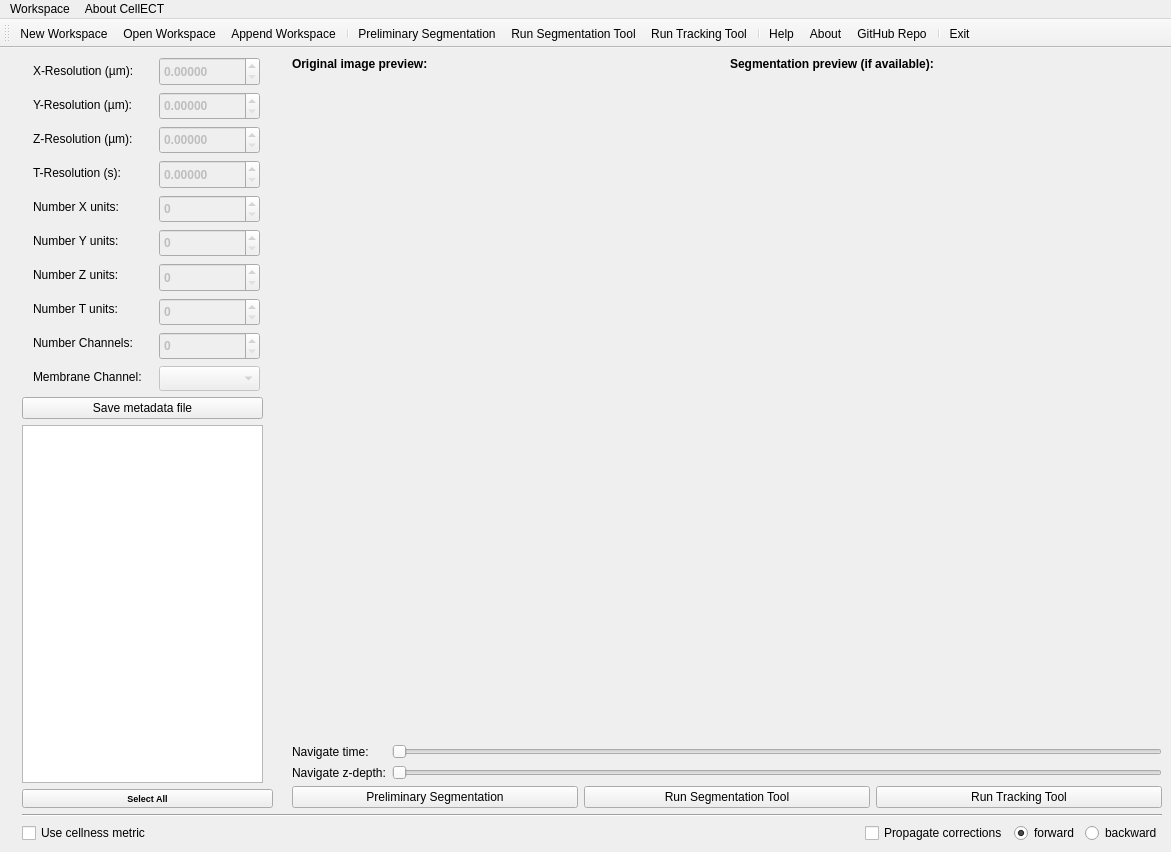
Qt form CellECT/gui/layout.ui (ddiana/CellECT) before a commit.
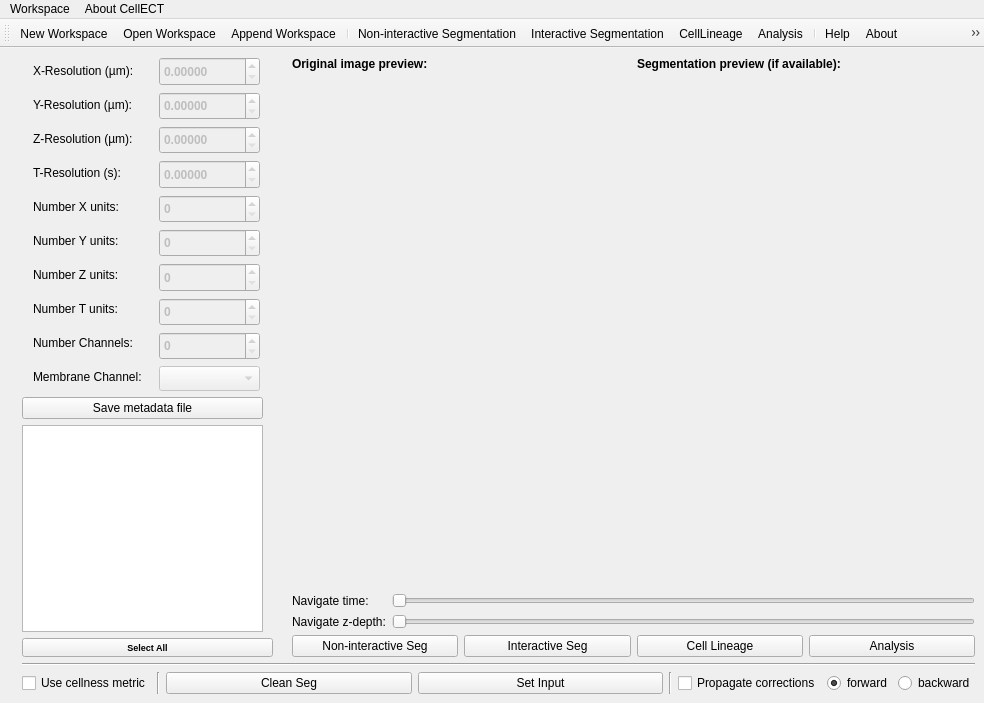
The same form after that commit. Icons and pictures are not drawn.

The edit to the form file:
```diff
--- a/CellECT/gui/layout.ui
+++ b/CellECT/gui/layout.ui
@@ -6,8 +6,8 @@
    <rect>
     <x>0</x>
     <y>0</y>
-    <width>1171</width>
-    <height>852</height>
+    <width>984</width>
+    <height>703</height>
    </rect>
   </property>
   <property name="sizePolicy">
@@ -791,7 +791,7 @@
             <item>
              <widget class="QPushButton" name="btn_preliminary_seg">
               <property name="text">
-               <string>Preliminary Segmentation</string>
+               <string>Non-interactive Seg</string>
               </property>
               <property name="icon">
                <iconset resource="app_icons.qrc">
@@ -808,7 +808,7 @@
             <item>
              <widget class="QPushButton" name="btn_seg_tool">
               <property name="text">
-               <string>Run Segmentation Tool</string>
+               <string>Interactive Seg</string>
               </property>
               <property name="icon">
                <iconset resource="app_icons.qrc">
@@ -825,7 +825,24 @@
             <item>
              <widget class="QPushButton" name="btn_track_tool">
               <property name="text">
-               <string>Run Tracking Tool</string>
+               <string>Cell Lineage</string>
+              </property>
+              <property name="icon">
+               <iconset resource="app_icons.qrc">
+                <normaloff>:/icons/track_tool.png</normaloff>:/icons/track_tool.png</iconset>
+              </property>
+              <property name="iconSize">
+               <size>
+                <width>35</width>
+                <height>35</height>
+               </size>
+              </property>
+             </widget>
+            </item>
+            <item>
+             <widget class="QPushButton" name="btn_analysis">
+              <property name="text">
+               <string>Analysis</string>
               </property>
               <property name="icon">
                <iconset resource="app_icons.qrc">
@@ -871,17 +888,44 @@
          </widget>
         </item>
         <item>
-         <spacer name="horizontalSpacer_3">
+         <widget class="Line" name="line_2">
           <property name="orientation">
-           <enum>Qt::Horizontal</enum>
+           <enum>Qt::Vertical</enum>
           </property>
-          <property name="sizeHint" stdset="0">
-           <size>
-            <width>40</width>
-            <height>20</height>
-           </size>
+         </widget>
+        </item>
+        <item>
+         <widget class="QPushButton" name="btn_clean_seg">
+          <property name="sizePolicy">
+           <sizepolicy hsizetype="MinimumExpanding" vsizetype="Fixed">
+            <horstretch>0</horstretch>
+            <verstretch>0</verstretch>
+           </sizepolicy>
           </property>
-         </spacer>
+          <property name="text">
+           <string>Clean Seg</string>
+          </property>
+         </widget>
+        </item>
+        <item>
+         <widget class="QPushButton" name="btn_set_input">
+          <property name="sizePolicy">
+           <sizepolicy hsizetype="MinimumExpanding" vsizetype="Fixed">
+            <horstretch>0</horstretch>
+            <verstretch>0</verstretch>
+           </sizepolicy>
+          </property>
+          <property name="text">
+           <string>Set Input</string>
+          </property>
+         </widget>
+        </item>
+        <item>
+         <widget class="Line" name="line_3">
+          <property name="orientation">
+           <enum>Qt::Vertical</enum>
+          </property>
+         </widget>
         </item>
         <item>
          <widget class="QCheckBox" name="checkBox_propagate">
@@ -927,7 +971,7 @@
     <rect>
      <x>0</x>
      <y>0</y>
-     <width>1171</width>
+     <width>984</width>
      <height>27</height>
     </rect>
    </property>
@@ -988,6 +1032,7 @@
    <addaction name="actionPreliminary_Segmentation"/>
    <addaction name="actionRun_Segmentation_Tool"/>
    <addaction name="actionRun_Tracking_Tool"/>
+   <addaction name="actionAnalysis_2"/>
    <addaction name="separator"/>
    <addaction name="actionHelp"/>
    <addaction name="actionAbout"/>
@@ -1067,7 +1112,7 @@
      <normaloff>:/icons/seg_tool.png</normaloff>:/icons/seg_tool.png</iconset>
    </property>
    <property name="text">
-    <string>Run Segmentation Tool</string>
+    <string>Interactive Segmentation</string>
    </property>
   </action>
   <action name="actionRun_Tracking_Tool">
@@ -1076,7 +1121,7 @@
      <normaloff>:/icons/track_tool.png</normaloff>:/icons/track_tool.png</iconset>
    </property>
    <property name="text">
-    <string>Run Tracking Tool</string>
+    <string>CellLineage</string>
    </property>
   </action>
   <action name="actionPreliminary_Segmentation">
@@ -1085,7 +1130,7 @@
      <normaloff>:/icons/preiliminary.png</normaloff>:/icons/preiliminary.png</iconset>
    </property>
    <property name="text">
-    <string>Preliminary Segmentation</string>
+    <string>Non-interactive Segmentation</string>
    </property>
   </action>
   <action name="actionAppend_Workspace">
@@ -1100,6 +1145,15 @@
     <string>Append Workspace</string>
    </property>
   </action>
+  <action name="actionAnalysis_2">
+   <property name="icon">
+    <iconset resource="app_icons.qrc">
+     <normaloff>:/icons/track_tool.png</normaloff>:/icons/track_tool.png</iconset>
+   </property>
+   <property name="text">
+    <string>Analysis</string>
+   </property>
+  </action>
  </widget>
  <resources>
   <include location="app_icons.qrc"/>
```
Left out of the diff: 4 changed lines with no effect on the pictures.
